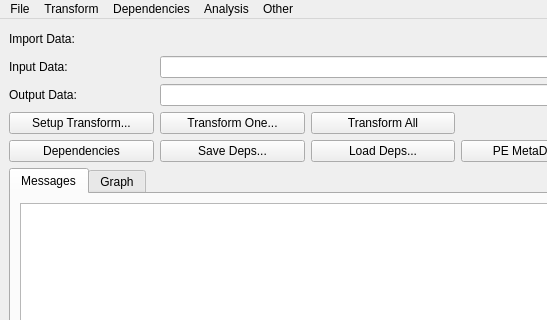
Above: cctwqt/cctwqtmainwindow.ui from guyjennings/cctw before the change; both pictures show x 0 to 547 and y 0 to 320 of the 917 by 734 pixel window. Below: the same form after it.
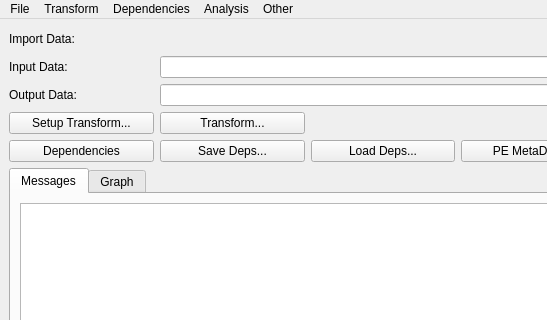
That is the form after the change. Custom widgets are drawn as their Qt base class.

Commit message: Removed TransformOne commands and renamed TransformAll to Transform

```diff
--- a/cctwqt/cctwqtmainwindow.ui
+++ b/cctwqt/cctwqtmainwindow.ui
@@ -86,20 +86,6 @@
         </property>
        </widget>
       </item>
-      <item row="3" column="1">
-       <widget class="QPushButton" name="m_TransformOneButton">
-        <property name="text">
-         <string>Transform One...</string>
-        </property>
-       </widget>
-      </item>
-      <item row="3" column="2">
-       <widget class="QPushButton" name="m_TransformAllButton">
-        <property name="text">
-         <string>Transform All</string>
-        </property>
-       </widget>
-      </item>
       <item row="3" column="4">
        <widget class="QCheckBox" name="m_InverseAvailable">
         <property name="text">
@@ -156,6 +142,13 @@
         </property>
        </widget>
       </item>
+      <item row="3" column="1">
+       <widget class="QPushButton" name="m_TransformButton">
+        <property name="text">
+         <string>Transform...</string>
+        </property>
+       </widget>
+      </item>
      </layout>
     </item>
     <item>
```
The commit also changes 6 other files.
